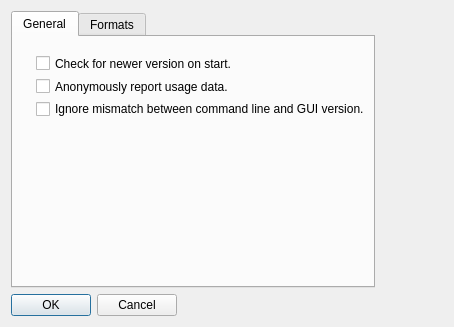
This is gui/preferences.ui in alexbirkett/GPSBabel as Qt 5 draws it before an edit. The edited form follows.
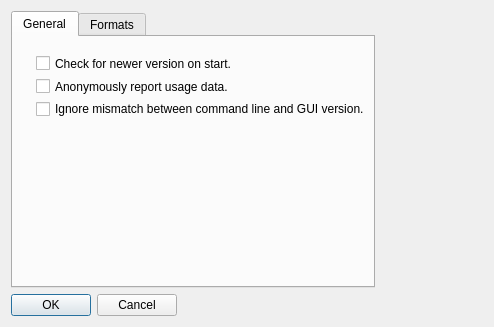
This is the edited form. The open tabs and pages were chosen to show the change.

Commit message: Layout fix in preferences dialog.

```diff
--- a/gui/preferences.ui
+++ b/gui/preferences.ui
@@ -6,7 +6,7 @@
    <rect>
     <x>0</x>
     <y>0</y>
-    <width>454</width>
+    <width>494</width>
     <height>327</height>
    </rect>
   </property>
@@ -124,6 +124,19 @@
      </property>
     </widget>
    </item>
+   <item row="0" column="1">
+    <spacer name="horizontalSpacer">
+     <property name="orientation">
+      <enum>Qt::Horizontal</enum>
+     </property>
+     <property name="sizeHint" stdset="0">
+      <size>
+       <width>40</width>
+       <height>20</height>
+      </size>
+     </property>
+    </spacer>
+   </item>
   </layout>
  </widget>
  <resources/>
```
Left out of the diff: 2 changed lines with no effect on the pictures.
